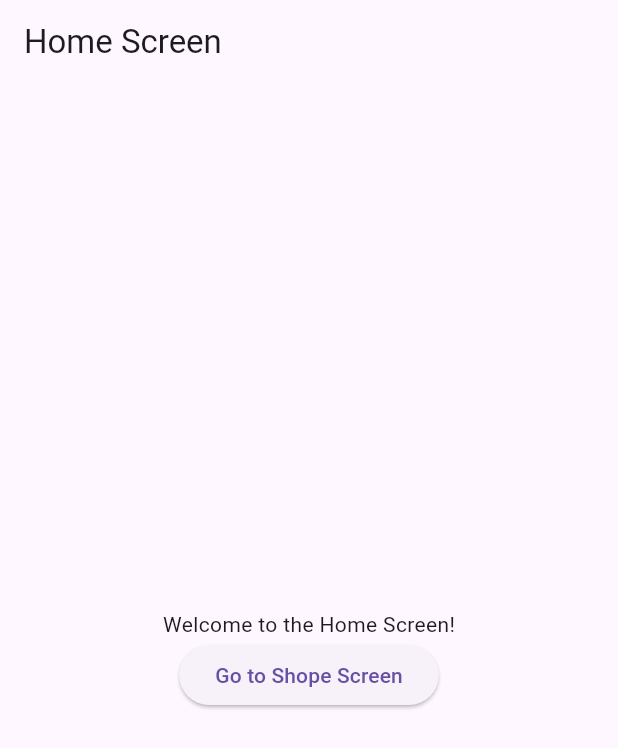
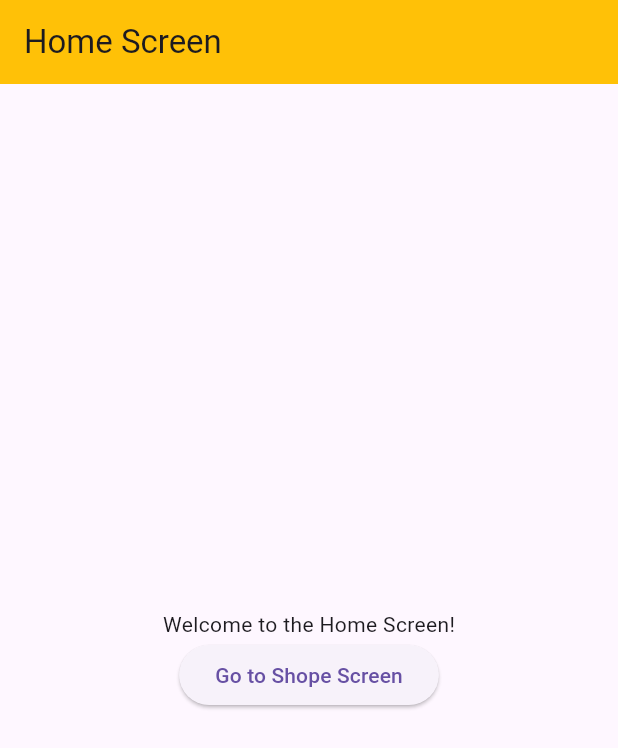
Before and after one commit to thisadee2897/intern_app, a Flutter app: the screen it shows after launch, on a phone screen of 412 x 824 dp. Shown: the top 748 px of the screen. Run offline on Flutter 3.47's test engine with Material 3 defaults, Android fonts, the light colour scheme and no system bars; our stand-ins replace go_router.

Commit message:
เปลี่ยนสี

```diff
--- a/lib/home_screen.dart
+++ b/lib/home_screen.dart
@@ -12,7 +12,9 @@ class _HomeScreenState extends State<HomeScreen> {
   @override
   Widget build(BuildContext context) {
     return Scaffold(
-      appBar: AppBar(title: const Text('Home Screen')),
+      appBar: AppBar(title: const Text('Home Screen'),
+      backgroundColor: Colors.amber,
+      ),
       body: Center(
         child: Column(
           mainAxisAlignment: MainAxisAlignment.center,
```
